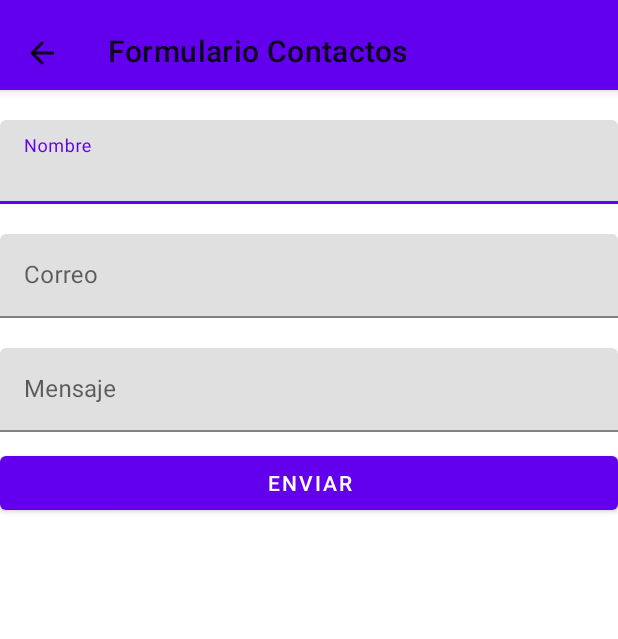
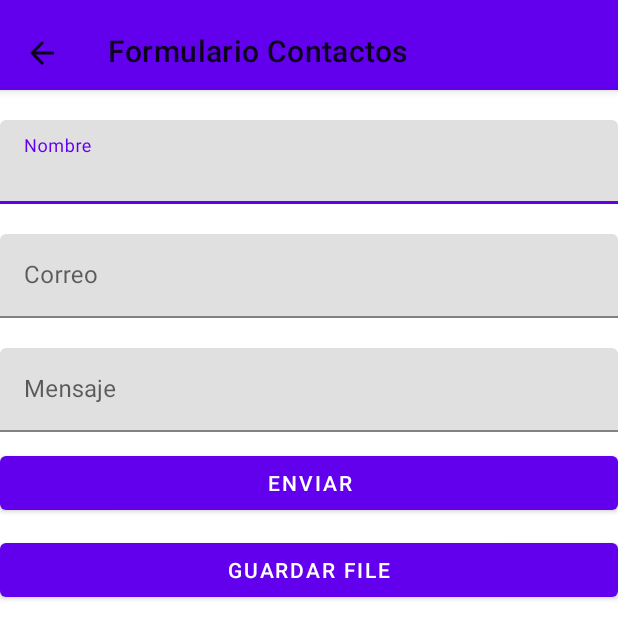
Before and after one commit to Juliocbs1/AppMisContactos, an Android app: the FormularioContacto screen opened directly, with no data from a screen before it, on a phone screen of 412 x 824 dp. Shown: the top 639 px of the screen. Run offline under Robolectric (Android 15) with nearby library versions, the phone set to English and light mode, and no system bars.

Commit message:
Se añade la funcion de creacion de FILEIO en el formulario Contactos

```diff
--- a/app/src/main/AndroidManifest.xml
+++ b/app/src/main/AndroidManifest.xml
@@ -6,6 +6,8 @@
     <uses-permission android:name="android.permission.BLUETOOTH_ADMIN"/>
     <uses-permission android:name="android.permission.BLUETOOTH_CONNECT" android:usesPermissionFlags="neverForLocation"/>
     <uses-permission android:name="android.permission.BLUETOOTH_SCAN" android:usesPermissionFlags="neverForLocation"/>
+
+
 
 
 
--- a/app/src/main/java/com/example/miscontactos/MainActivity.java
+++ b/app/src/main/java/com/example/miscontactos/MainActivity.java
@@ -39,6 +39,7 @@ import com.example.miscontactos.pojo.Contacto;
 import com.google.android.material.tabs.TabLayout;
 import com.google.android.material.tabs.TabLayoutMediator;
 
+import java.io.FileOutputStream;
 import java.util.ArrayList;
 
 
@@ -236,4 +237,6 @@ public class MainActivity extends AppCompatActivity {
     }
 
 
+
+
 }
--- a/app/src/main/res/layout/activity_formulario_contacto.xml
+++ b/app/src/main/res/layout/activity_formulario_contacto.xml
@@ -70,4 +70,14 @@
 
     </com.google.android.material.button.MaterialButton>
 
+    <com.google.android.material.button.MaterialButton
+        android:id="@+id/main_btn_guardarfile"
+        android:layout_width="match_parent"
+        android:layout_height="wrap_content"
+        android:layout_marginTop="10dp"
+        android:text="@string/main_guardarfile">
+
+    </com.google.android.material.button.MaterialButton>
+
+
 </LinearLayout>
--- a/app/src/main/res/values/strings.xml
+++ b/app/src/main/res/values/strings.xml
@@ -46,6 +46,7 @@
     <string name="main_mensaje">Mensaje</string>
 
     <string name="main_enviar">ENVIAR</string>
+    <string name="main_guardarfile">GUARDAR FILE</string>
 
     <string name="toolbar_title">Formulario_Contacto</string>
 
```
Also changed, not shown: app/src/main/java/com/example/miscontactos/FormularioContacto.java (+31 -0 lines).
